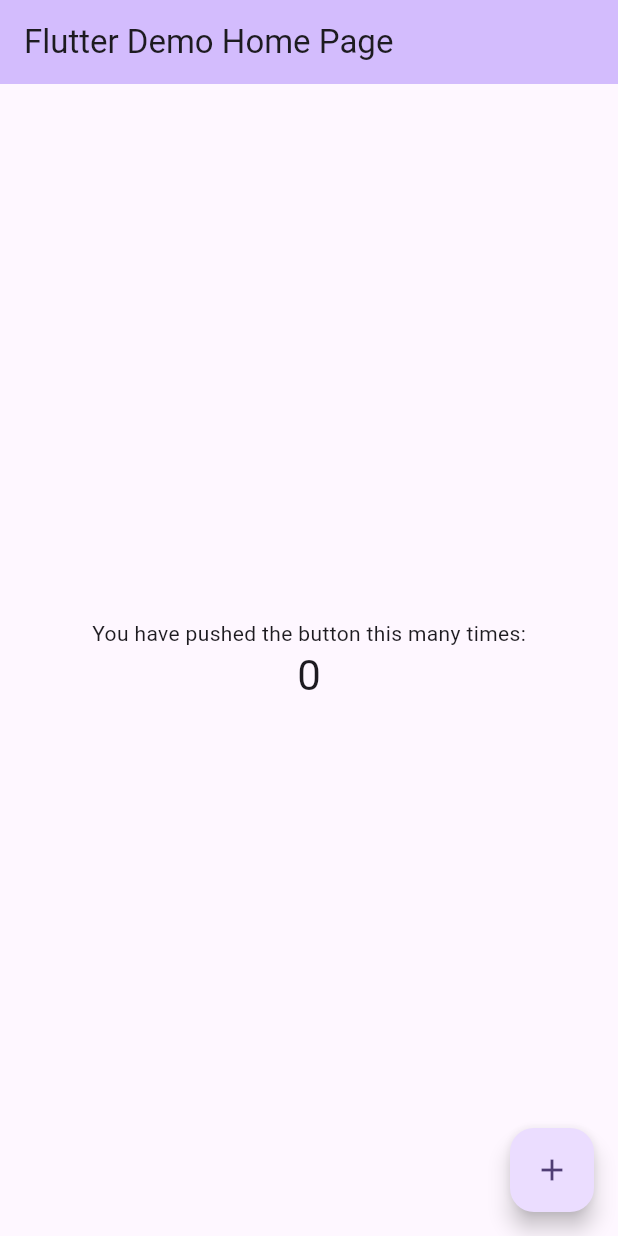
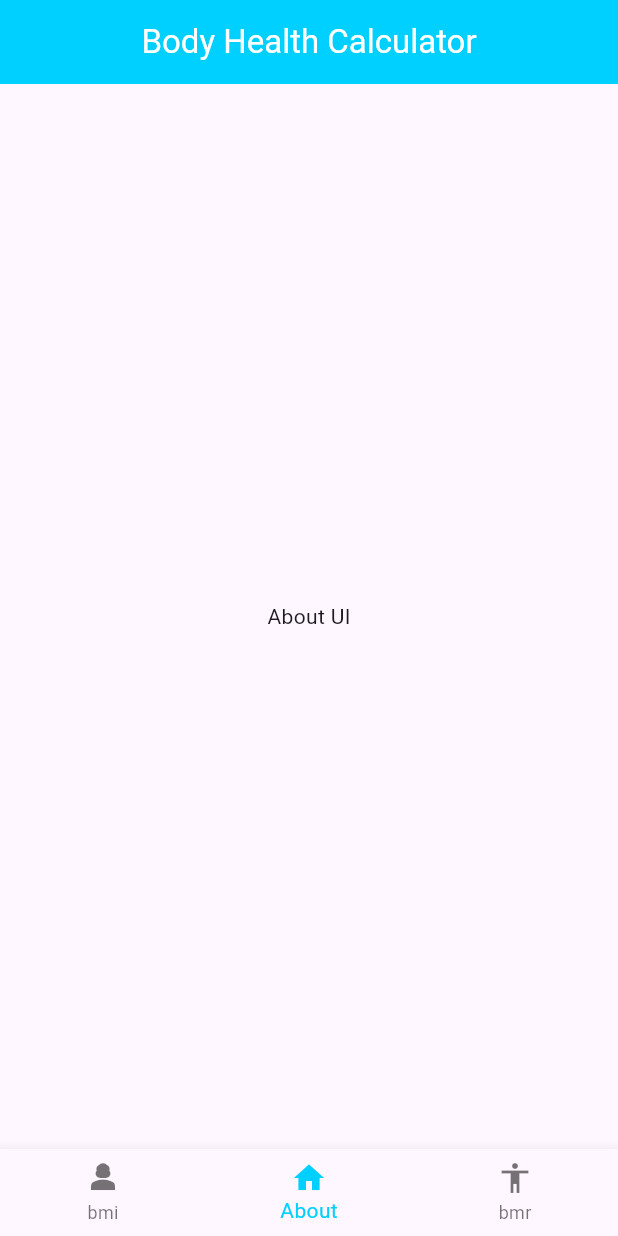
Before and after one commit to tchucanghrid60-boop/flutter_body_health_calulator_app, a Flutter app: the screen it shows after launch, on a phone screen of 412 x 824 dp. Run offline on Flutter 3.47's test engine with Material 3 defaults, Android fonts, the phone set to English and light mode, and no system bars; our stand-ins replace google_fonts; Roboto replaces fonts that are missing (Kanit).

Commit message:
Commit 10%

```diff
--- a/lib/main.dart
+++ b/lib/main.dart
@@ -1,121 +1,32 @@
 import 'package:flutter/material.dart';
+import 'package:flutter_body_health_calulator_app/views/splash_scree_ui.dart';
+import 'package:google_fonts/google_fonts.dart';
 
 void main() {
-  runApp(const MyApp());
+  runApp(
+    FlutterBodyHealthCalculatorApp(),
+  );
 }
 
-class MyApp extends StatelessWidget {
-  const MyApp({super.key});
+class FlutterBodyHealthCalculatorApp extends StatefulWidget {
+  const FlutterBodyHealthCalculatorApp({super.key});
 
-  // This widget is the root of your application.
+  @override
+  State<FlutterBodyHealthCalculatorApp> createState() =>
+      _FlutterBodyHealthCalculatorAppState();
+}
+
+class _FlutterBodyHealthCalculatorAppState
+    extends State<FlutterBodyHealthCalculatorApp> {
   @override
   Widget build(BuildContext context) {
     return MaterialApp(
-      title: 'Flutter Demo',
+      debugShowCheckedModeBanner: false,
+      home: SplashScreenUi(),
       theme: ThemeData(
-        // This is the theme of your application.
-        //
-        // TRY THIS: Try running your application with "flutter run". You'll see
-        // the application has a purple toolbar. Then, without quitting the app,
-        // try changing the seedColor in the colorScheme below to Colors.green
-        // and then invoke "hot reload" (save your changes or press the "hot
-        // reload" button in a Flutter-supported IDE, or press "r" if you used
-        // the command line to start the app).
-        //
-        // Notice that the counter didn't reset back to zero; the application
-        // state is not lost during the reload. To reset the state, use hot
-        // restart instead.
-        //
-        // This works for code too, not just values: Most code changes can be
-        // tested with just a hot reload.
-        colorScheme: .fromSeed(seedColor: Colors.deepPurple),
-      ),
-      home: const MyHomePage(title: 'Flutter Demo Home Page'),
-    );
-  }
-}
-
-class MyHomePage extends StatefulWidget {
-  const MyHomePage({super.key, required this.title});
-
-  // This widget is the home page of your application. It is stateful, meaning
-  // that it has a State object (defined below) that contains fields that affect
-  // how it looks.
-
-  // This class is the configuration for the state. It holds the values (in this
-  // case the title) provided by the parent (in this case the App widget) and
-  // used by the build method of the State. Fields in a Widget subclass are
-  // always marked "final".
-
-  final String title;
-
-  @override
-  State<MyHomePage> createState() => _MyHomePageState();
-}
-
-class _MyHomePageState extends State<MyHomePage> {
-  int _counter = 0;
-
-  void _incrementCounter() {
-    setState(() {
-      // This call to setState tells the Flutter framework that something has
-      // changed in this State, which causes it to rerun the build method below
-      // so that the display can reflect the updated values. If we changed
-      // _counter without calling setState(), then the build method would not be
-      // called again, and so nothing would appear to happen.
-      _counter++;
-    });
-  }
-
-  @override
-  Widget build(BuildContext context) {
-    // This method is rerun every time setState is called, for instance as done
-    // by the _incrementCounter method above.
-    //
-    // The Flutter framework has been optimized to make rerunning build methods
-    // fast, so that you can just rebuild anything that needs updating rather
-    // than having to individually change instances of widgets.
-    return Scaffold(
-      appBar: AppBar(
-        // TRY THIS: Try changing the color here to a specific color (to
-        // Colors.amber, perhaps?) and trigger a hot reload to see the AppBar
-        // change color while the other colors stay the same.
-        backgroundColor: Theme.of(context).colorScheme.inversePrimary,
-        // Here we take the value from the MyHomePage object that was created by
-        // the App.build method, and use it to set our appbar title.
-        title: Text(widget.title),
-      ),
-      body: Center(
-        // Center is a layout widget. It takes a single child and positions it
-        // in the middle of the parent.
-        child: Column(
-          // Column is also a layout widget. It takes a list of children and
-          // arranges them vertically. By default, it sizes itself to fit its
-          // children horizontally, and tries to be as tall as its parent.
-          //
-          // Column has various properties to control how it sizes itself and
-          // how it positions its children. Here we use mainAxisAlignment to
-          // center the children vertically; the main axis here is the vertical
-          // axis because Columns are vertical (the cross axis would be
-          // horizontal).
-          //
-          // TRY THIS: Invoke "debug painting" (choose the "Toggle Debug Paint"
-          // action in the IDE, or press "p" in the console), to see the
-          // wireframe for each widget.
-          mainAxisAlignment: .center,
-          children: [
-            const Text('You have pushed the button this many times:'),
-            Text(
-              '$_counter',
-              style: Theme.of(context).textTheme.headlineMedium,
-            ),
-          ],
+        textTheme: GoogleFonts.kanitTextTheme(
+          Theme.of(context).textTheme,
         ),
-      ),
-      floatingActionButton: FloatingActionButton(
-        onPressed: _incrementCounter,
-        tooltip: 'Increment',
-        child: const Icon(Icons.add),
       ),
     );
   }
--- /dev/null
+++ b/lib/views/about_ui.dart
@@ -0,0 +1,19 @@
+import 'package:flutter/material.dart';
+
+class AboutUi extends StatefulWidget {
+  const AboutUi({super.key});
+
+  @override
+  State<AboutUi> createState() => _AboutUiState();
+}
+
+class _AboutUiState extends State<AboutUi> {
+  @override
+  Widget build(BuildContext context) {
+    return Scaffold(
+      body: Center(
+        child: Text('About UI'),
+      ),
+    );
+  }
+}
--- /dev/null
+++ b/lib/views/home_ui.dart
@@ -0,0 +1,69 @@
+import 'package:flutter/material.dart';
+import 'package:flutter_body_health_calulator_app/views/about_ui.dart';
+import 'package:flutter_body_health_calulator_app/views/bmi_ui.dart';
+import 'package:flutter_body_health_calulator_app/views/bmr_ui.dart';
+
+class HomeUi extends StatefulWidget {
+  const HomeUi({super.key});
+
+  @override
+  State<HomeUi> createState() => _HomeUiState();
+}
+
+class _HomeUiState extends State<HomeUi> {
+  //สร้างตัวแปรควบคุม currentIndex ของ barItem ด่านล่าง
+  int currentIndexStatus = 1;
+
+  //สร้างตัวแปรเก็บ widget หน้าจอที่จะมาแสดงที่  body ของ Scaffold
+  List<Widget> showBody = [
+    //0
+    BmiUi(),
+    //1
+    AboutUi(),
+    //2
+    BmrUi(),
+  ];
+
+  @override
+  Widget build(BuildContext context) {
+    return Scaffold(
+      appBar: AppBar(
+        //กำหนด Bar ด้านบน
+        backgroundColor: Color.fromARGB(255, 0, 208, 255),
+        title: Text(
+          'Body Health Calculator',
+          style: TextStyle(
+            color: Colors.white,
+          ),
+        ),
+        centerTitle: true,
+      ),
+      bottomNavigationBar: BottomNavigationBar(
+        onTap: (value) {
+          setState(() {
+            //อันนี้มีต่อการแสดงผลหน้าจอใหม่
+            currentIndexStatus = value;
+          });
+        },
+        currentIndex: currentIndexStatus,
+        selectedItemColor: Color.fromARGB(255, 0, 208, 255),
+        items: [
+          BottomNavigationBarItem(
+            //กำหนดItemsในBarด้านล่าง
+            icon: Icon(Icons.person_3),
+            label: 'bmi',
+          ),
+          BottomNavigationBarItem(
+            icon: Icon(Icons.home),
+            label: 'About',
+          ),
+          BottomNavigationBarItem(
+            icon: Icon(Icons.accessibility),
+            label: 'bmr',
+          ),
+        ],
+      ),
+      body: showBody[currentIndexStatus],
+    );
+  }
+}
```
Also changed, not shown: lib/views/bmi_ui.dart (added, +19 -0 lines), lib/views/bmr_ui.dart (added, +19 -0 lines), lib/views/splash_scree_ui.dart (added, +68 -0 lines).
